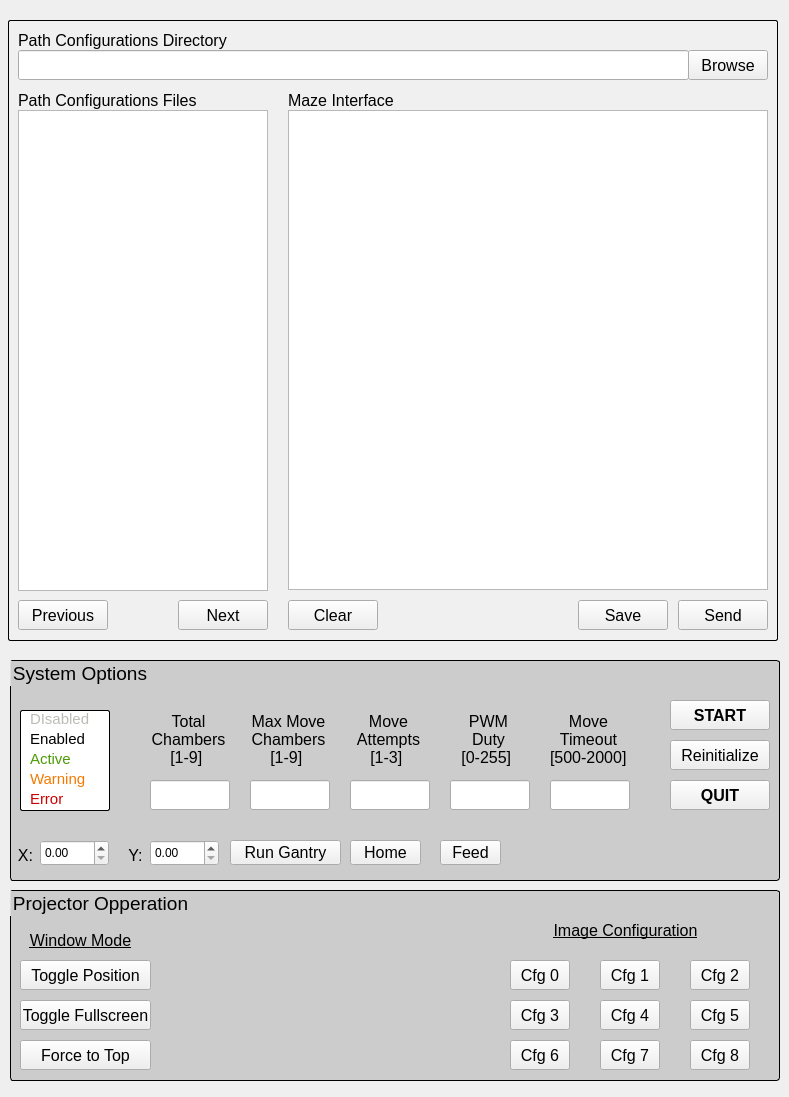
This is src/omniroute_operation/src/three_by_three_interface/interface.ui in NC4Lab/omniroute_ubuntu_ws as Qt 5 draws it before an edit. The edited form follows.
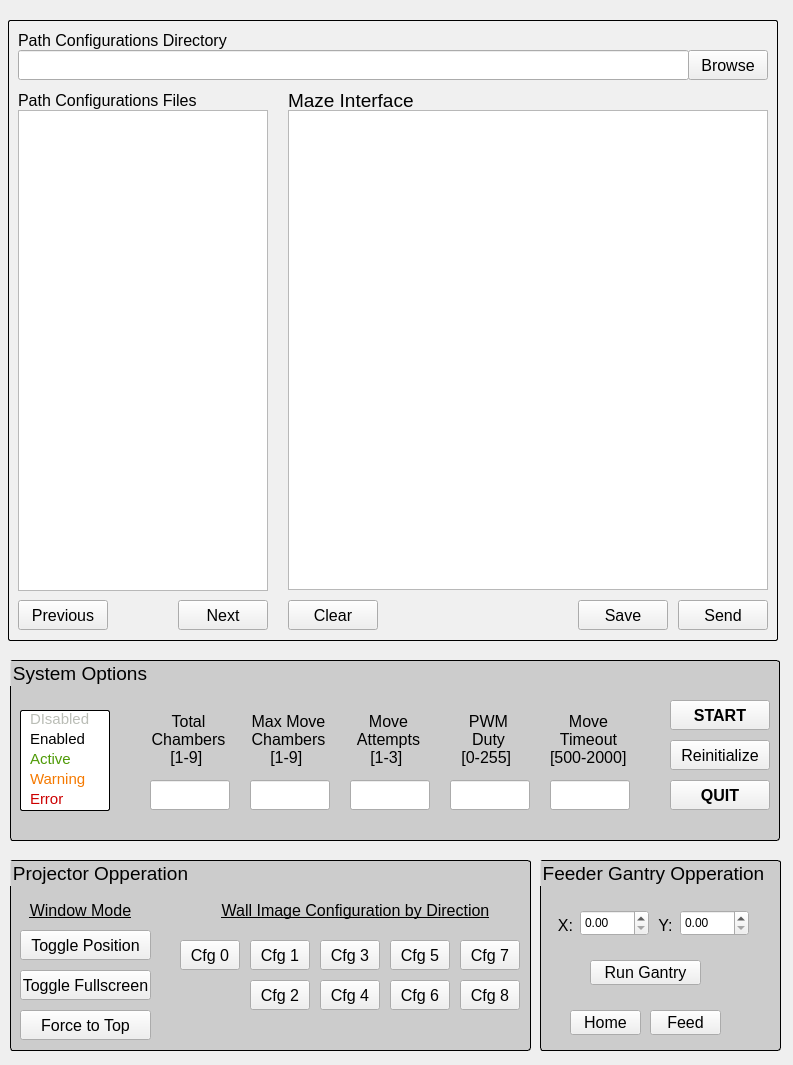
This is the edited form.

The edit to the form file:
```diff
--- a/src/omniroute_operation/src/three_by_three_interface/interface.ui
+++ b/src/omniroute_operation/src/three_by_three_interface/interface.ui
@@ -9,8 +9,8 @@
    <rect>
     <x>0</x>
     <y>0</y>
-    <width>789</width>
-    <height>1097</height>
+    <width>793</width>
+    <height>1065</height>
    </rect>
   </property>
   <property name="windowTitle">
@@ -238,13 +238,13 @@
      <rect>
       <x>280</x>
       <y>70</y>
-      <width>111</width>
+      <width>131</width>
       <height>21</height>
      </rect>
     </property>
     <property name="font">
      <font>
-      <pointsize>12</pointsize>
+      <pointsize>14</pointsize>
      </font>
     </property>
     <property name="text">
@@ -258,7 +258,7 @@
      <x>10</x>
      <y>660</y>
      <width>770</width>
-     <height>221</height>
+     <height>181</height>
     </rect>
    </property>
    <property name="font">
@@ -699,145 +699,13 @@
      <string>START</string>
     </property>
    </widget>
-   <widget class="QDoubleSpinBox" name="xSpinBox">
-    <property name="geometry">
-     <rect>
-      <x>30</x>
-      <y>180</y>
-      <width>69</width>
-      <height>26</height>
-     </rect>
-    </property>
-    <property name="maximum">
-     <double>2500.000000000000000</double>
-    </property>
-    <property name="singleStep">
-     <double>100.000000000000000</double>
-    </property>
-   </widget>
-   <widget class="QLabel" name="xSpinBoxLabel_2">
-    <property name="geometry">
-     <rect>
-      <x>110</x>
-      <y>180</y>
-      <width>31</width>
-      <height>31</height>
-     </rect>
-    </property>
-    <property name="font">
-     <font>
-      <pointsize>12</pointsize>
-      <underline>false</underline>
-     </font>
-    </property>
-    <property name="text">
-     <string>&lt;html&gt;&lt;head/&gt;&lt;body&gt;&lt;p
-                        align=&quot;center&quot;&gt;Y:&lt;/p&gt;&lt;/body&gt;&lt;/html&gt;</string>
-    </property>
-    <property name="alignment">
-     <set>Qt::AlignCenter</set>
-    </property>
-   </widget>
-   <widget class="QPushButton" name="runGantryBtn">
-    <property name="geometry">
-     <rect>
-      <x>220</x>
-      <y>180</y>
-      <width>111</width>
-      <height>25</height>
-     </rect>
-    </property>
-    <property name="font">
-     <font>
-      <pointsize>12</pointsize>
-     </font>
-    </property>
-    <property name="text">
-     <string>Run Gantry</string>
-    </property>
-   </widget>
-   <widget class="QLabel" name="xSpinBoxLabel">
-    <property name="geometry">
-     <rect>
-      <x>0</x>
-      <y>180</y>
-      <width>31</width>
-      <height>31</height>
-     </rect>
-    </property>
-    <property name="font">
-     <font>
-      <pointsize>12</pointsize>
-      <underline>false</underline>
-     </font>
-    </property>
-    <property name="text">
-     <string>&lt;html&gt;&lt;head/&gt;&lt;body&gt;&lt;p
-                        align=&quot;center&quot;&gt;X:&lt;/p&gt;&lt;/body&gt;&lt;/html&gt;</string>
-    </property>
-    <property name="alignment">
-     <set>Qt::AlignCenter</set>
-    </property>
-   </widget>
-   <widget class="QDoubleSpinBox" name="ySpinBox">
-    <property name="geometry">
-     <rect>
-      <x>140</x>
-      <y>180</y>
-      <width>69</width>
-      <height>26</height>
-     </rect>
-    </property>
-    <property name="maximum">
-     <double>2500.000000000000000</double>
-    </property>
-    <property name="singleStep">
-     <double>100.000000000000000</double>
-    </property>
-   </widget>
-   <widget class="QPushButton" name="homeGantryBtn">
-    <property name="geometry">
-     <rect>
-      <x>340</x>
-      <y>180</y>
-      <width>71</width>
-      <height>25</height>
-     </rect>
-    </property>
-    <property name="font">
-     <font>
-      <pointsize>12</pointsize>
-     </font>
-    </property>
-    <property name="text">
-     <string>Home</string>
-    </property>
-   </widget>
-   <widget class="QPushButton" name="pumpGantryBtn">
-    <property name="geometry">
-     <rect>
-      <x>430</x>
-      <y>180</y>
-      <width>61</width>
-      <height>25</height>
-     </rect>
-    </property>
-    <property name="font">
-     <font>
-      <pointsize>12</pointsize>
-     </font>
-    </property>
-    <property name="text">
-     <string>Feed</string>
-    </property>
-   </widget>
   </widget>
   <widget class="QGroupBox" name="projectionOperationGroupBox">
    <property name="geometry">
     <rect>
      <x>10</x>
-     <y>890</y>
-     <width>770</width>
+     <y>860</y>
+     <width>521</width>
      <height>191</height>
     </rect>
    </property>
@@ -860,8 +728,8 @@
    <widget class="QPushButton" name="projImgCfgBtn_3">
     <property name="geometry">
      <rect>
-      <x>500</x>
-      <y>110</y>
+      <x>310</x>
+      <y>80</y>
       <width>60</width>
       <height>30</height>
      </rect>
@@ -878,8 +746,8 @@
    <widget class="QPushButton" name="projImgCfgBtn_7">
     <property name="geometry">
      <rect>
-      <x>590</x>
-      <y>150</y>
+      <x>450</x>
+      <y>80</y>
       <width>60</width>
       <height>30</height>
      </rect>
@@ -896,8 +764,8 @@
    <widget class="QPushButton" name="projImgCfgBtn_5">
     <property name="geometry">
      <rect>
-      <x>680</x>
-      <y>110</y>
+      <x>380</x>
+      <y>80</y>
       <width>60</width>
       <height>30</height>
      </rect>
@@ -914,8 +782,8 @@
    <widget class="QPushButton" name="projImgCfgBtn_8">
     <property name="geometry">
      <rect>
-      <x>680</x>
-      <y>150</y>
+      <x>450</x>
+      <y>120</y>
       <width>60</width>
       <height>30</height>
      </rect>
@@ -932,8 +800,8 @@
    <widget class="QPushButton" name="projImgCfgBtn_6">
     <property name="geometry">
      <rect>
-      <x>500</x>
-      <y>150</y>
+      <x>380</x>
+      <y>120</y>
       <width>60</width>
       <height>30</height>
      </rect>
@@ -950,8 +818,8 @@
    <widget class="QPushButton" name="projImgCfgBtn_0">
     <property name="geometry">
      <rect>
-      <x>500</x>
-      <y>70</y>
+      <x>170</x>
+      <y>80</y>
       <width>60</width>
       <height>30</height>
      </rect>
@@ -968,8 +836,8 @@
    <widget class="QPushButton" name="projImgCfgBtn_2">
     <property name="geometry">
      <rect>
-      <x>680</x>
-      <y>70</y>
+      <x>240</x>
+      <y>120</y>
       <width>60</width>
       <height>30</height>
      </rect>
@@ -986,8 +854,8 @@
    <widget class="QPushButton" name="projImgCfgBtn_4">
     <property name="geometry">
      <rect>
-      <x>590</x>
-      <y>110</y>
+      <x>310</x>
+      <y>120</y>
       <width>60</width>
       <height>30</height>
      </rect>
@@ -1004,8 +872,8 @@
    <widget class="QPushButton" name="projImgCfgBtn_1">
     <property name="geometry">
      <rect>
-      <x>590</x>
-      <y>70</y>
+      <x>240</x>
+      <y>80</y>
       <width>60</width>
       <height>30</height>
      </rect>
@@ -1022,9 +890,9 @@
    <widget class="QLabel" name="projImgCfgLabel">
     <property name="geometry">
      <rect>
-      <x>530</x>
-      <y>30</y>
-      <width>171</width>
+      <x>170</x>
+      <y>40</y>
+      <width>351</width>
       <height>21</height>
      </rect>
     </property>
@@ -1035,7 +903,7 @@
      </font>
     </property>
     <property name="text">
-     <string>&lt;html&gt;&lt;head/&gt;&lt;body&gt;&lt;p align=&quot;center&quot;&gt;Image Configuration&lt;/p&gt;&lt;/body&gt;&lt;/html&gt;</string>
+     <string>&lt;html&gt;&lt;head/&gt;&lt;body&gt;&lt;p align=&quot;center&quot;&gt;Wall Image Configuration by Direction&lt;/p&gt;&lt;/body&gt;&lt;/html&gt;</string>
     </property>
     <property name="alignment">
      <set>Qt::AlignCenter</set>
@@ -1124,6 +992,164 @@
     </property>
    </widget>
   </widget>
+  <widget class="QGroupBox" name="gantryOperationGroupBo">
+   <property name="geometry">
+    <rect>
+     <x>540</x>
+     <y>860</y>
+     <width>241</width>
+     <height>191</height>
+    </rect>
+   </property>
+   <property name="font">
+    <font>
+     <pointsize>14</pointsize>
+    </font>
+   </property>
+   <property name="styleSheet">
+    <string notr="true">QGroupBox {
+    background-color: #cccccc; /* light gray */
+    border: 1px solid black; /* 1pt solid black border */
+    border-radius: 3px; /* Optional: for slightly rounded corners */
+}
+</string>
+   </property>
+   <property name="title">
+    <string>Feeder Gantry Opperation</string>
+   </property>
+   <widget class="QLabel" name="xSpinBoxLabel">
+    <property name="geometry">
+     <rect>
+      <x>10</x>
+      <y>50</y>
+      <width>31</width>
+      <height>31</height>
+     </rect>
+    </property>
+    <property name="font">
+     <font>
+      <pointsize>12</pointsize>
+      <underline>false</underline>
+     </font>
+    </property>
+    <property name="text">
+     <string>&lt;html&gt;&lt;head/&gt;&lt;body&gt;&lt;p
+                        align=&quot;center&quot;&gt;X:&lt;/p&gt;&lt;/body&gt;&lt;/html&gt;</string>
+    </property>
+    <property name="alignment">
+     <set>Qt::AlignCenter</set>
+    </property>
+   </widget>
+   <widget class="QDoubleSpinBox" name="xSpinBox">
+    <property name="geometry">
+     <rect>
+      <x>40</x>
+      <y>50</y>
+      <width>69</width>
+      <height>26</height>
+     </rect>
+    </property>
+    <property name="maximum">
+     <double>2500.000000000000000</double>
+    </property>
+    <property name="singleStep">
+     <double>100.000000000000000</double>
+    </property>
+   </widget>
+   <widget class="QLabel" name="xSpinBoxLabel_2">
+    <property name="geometry">
+     <rect>
+      <x>110</x>
+      <y>50</y>
+      <width>31</width>
+      <height>31</height>
+     </rect>
+    </property>
+    <property name="font">
+     <font>
+      <pointsize>12</pointsize>
+      <underline>false</underline>
+     </font>
+    </property>
+    <property name="text">
+     <string>&lt;html&gt;&lt;head/&gt;&lt;body&gt;&lt;p
+                        align=&quot;center&quot;&gt;Y:&lt;/p&gt;&lt;/body&gt;&lt;/html&gt;</string>
+    </property>
+    <property name="alignment">
+     <set>Qt::AlignCenter</set>
+    </property>
+   </widget>
+   <widget class="QPushButton" name="runGantryBtn">
+    <property name="geometry">
+     <rect>
+      <x>50</x>
+      <y>100</y>
+      <width>111</width>
+      <height>25</height>
+     </rect>
+    </property>
+    <property name="font">
+     <font>
+      <pointsize>12</pointsize>
+     </font>
+    </property>
+    <property name="text">
+     <string>Run Gantry</string>
+    </property>
+   </widget>
+   <widget class="QPushButton" name="homeGantryBtn">
+    <property name="geometry">
+     <rect>
+      <x>30</x>
+      <y>150</y>
+      <width>71</width>
+      <height>25</height>
+     </rect>
+    </property>
+    <property name="font">
+     <font>
+      <pointsize>12</pointsize>
+     </font>
+    </property>
+    <property name="text">
+     <string>Home</string>
+    </property>
+   </widget>
+   <widget class="QDoubleSpinBox" name="ySpinBox">
+    <property name="geometry">
+     <rect>
+      <x>140</x>
+      <y>50</y>
+      <width>69</width>
+      <height>26</height>
+     </rect>
+    </property>
+    <property name="maximum">
+     <double>2500.000000000000000</double>
+    </property>
+    <property name="singleStep">
+     <double>100.000000000000000</double>
+    </property>
+   </widget>
+   <widget class="QPushButton" name="pumpGantryBtn">
+    <property name="geometry">
+     <rect>
+      <x>110</x>
+      <y>150</y>
+      <width>71</width>
+      <height>25</height>
+     </rect>
+    </property>
+    <property name="font">
+     <font>
+      <pointsize>12</pointsize>
+     </font>
+    </property>
+    <property name="text">
+     <string>Feed</string>
+    </property>
+   </widget>
+  </widget>
  </widget>
  <resources/>
  <connections/>
```
Left out of the diff: 2 changed lines with no effect on the pictures.
